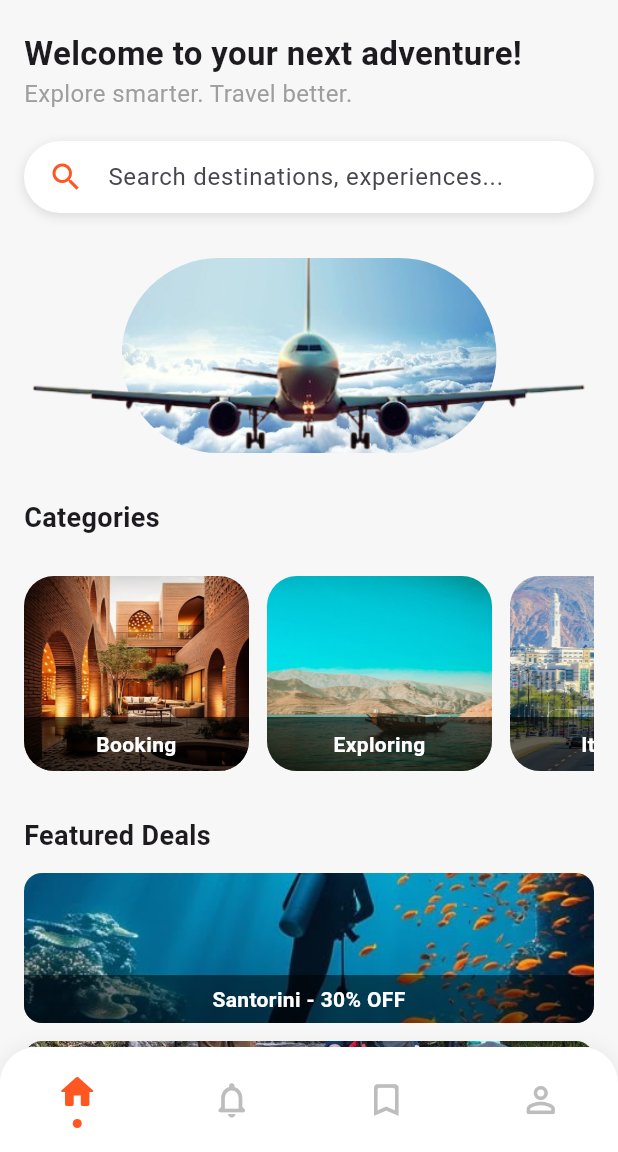
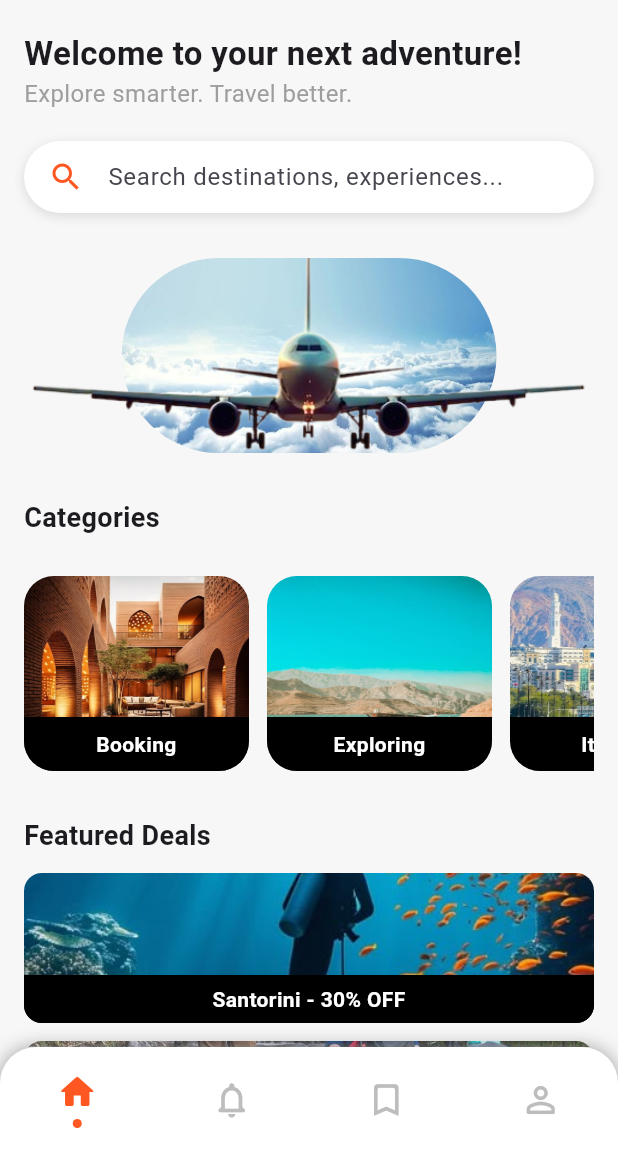
Before and after one commit to xXAlSAlMIXx-cs/PartTwo_SmartTravel, a Flutter app: the screen it shows after launch, on a phone screen of 412 x 824 dp, the part 84-1236 px from its top. Run offline on Flutter 3.47's test engine with Material 3 defaults, Android fonts, the phone set to English and light mode, and no system bars.

Commit message:
tariq said

```diff
--- a/part1_project/lib/main.dart
+++ b/part1_project/lib/main.dart
@@ -104,7 +104,7 @@ class _HomePageState extends State<HomePage> {
             // Banner with Plane
             ClipRRect(
               borderRadius: BorderRadius.circular(20),
-              child: Container(
+              child: SizedBox(
                 height: 130,
                 width: double.infinity,
                 child: Stack(
@@ -211,7 +211,7 @@ class _HomePageState extends State<HomePage> {
           ),
           boxShadow: [
             BoxShadow(
-              color: Colors.grey.withOpacity(0.2),
+              color: Colors.grey,
               blurRadius: 10,
             ),
           ],
@@ -275,7 +275,7 @@ class _HomePageState extends State<HomePage> {
             Container(
               width: 150,
               padding: const EdgeInsets.symmetric(vertical: 8),
-              color: Colors.black.withOpacity(0.6),
+              color: Colors.black,
               child: Text(
                 text,
                 textAlign: TextAlign.center,
@@ -308,7 +308,7 @@ class _HomePageState extends State<HomePage> {
             Container(
               width: double.infinity,
               padding: const EdgeInsets.symmetric(vertical: 6),
-              color: Colors.black.withOpacity(0.5),
+              color: Colors.black,
               child: Text(
                 text,
                 textAlign: TextAlign.center,
```
Also changed, not shown: part1_project/pubspec.lock.
